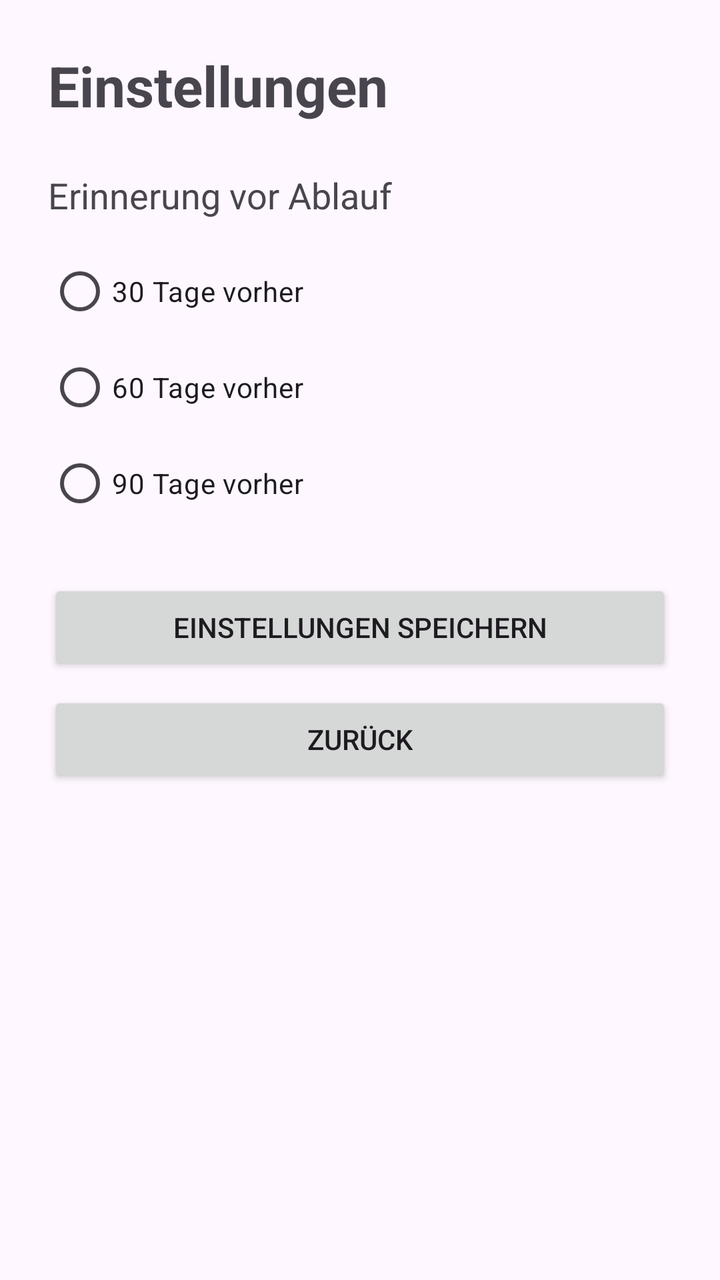
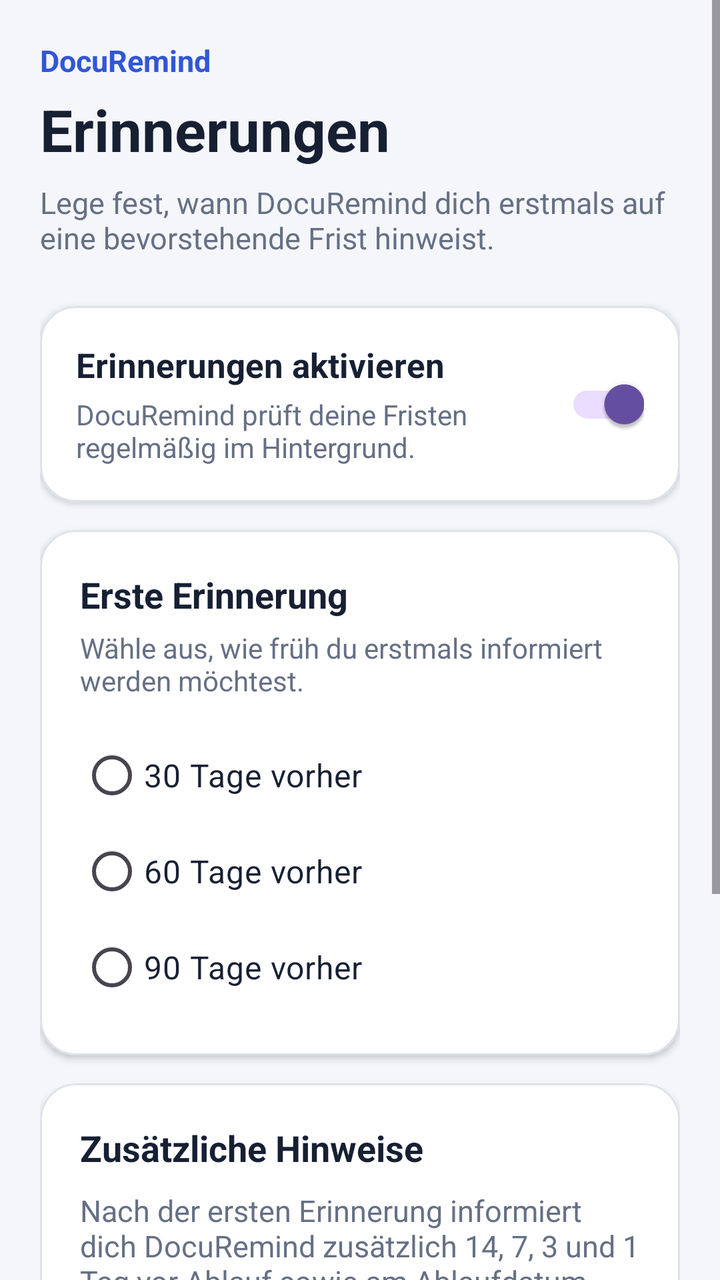

Two renders of the same Android screen: before a commit and after it. Below are the layout's source before the change and the commit's diff.
<!-- AndroidManifest.xml: application theme Theme.DocuRemind -->
<!-- res/layout/activity_settings.xml -->
<?xml version="1.0" encoding="utf-8"?>
<LinearLayout xmlns:android="http://schemas.android.com/apk/res/android"
    android:layout_width="match_parent"
    android:layout_height="match_parent"
    android:orientation="vertical"
    android:padding="24dp">

    <TextView
        android:layout_width="wrap_content"
        android:layout_height="wrap_content"
        android:text="Einstellungen"
        android:textSize="28sp"
        android:textStyle="bold"
        android:layout_marginBottom="24dp" />

    <TextView
        android:layout_width="wrap_content"
        android:layout_height="wrap_content"
        android:text="Erinnerung vor Ablauf"
        android:textSize="18sp"
        android:layout_marginBottom="12dp" />

    <RadioGroup
        android:id="@+id/radioReminderGroup"
        android:layout_width="match_parent"
        android:layout_height="wrap_content">

        <RadioButton
            android:id="@+id/radio30"
            android:layout_width="wrap_content"
            android:layout_height="wrap_content"
            android:text="30 Tage vorher" />

        <RadioButton
            android:id="@+id/radio60"
            android:layout_width="wrap_content"
            android:layout_height="wrap_content"
            android:text="60 Tage vorher" />

        <RadioButton
            android:id="@+id/radio90"
            android:layout_width="wrap_content"
            android:layout_height="wrap_content"
            android:text="90 Tage vorher" />

    </RadioGroup>

    <Button
        android:id="@+id/buttonSaveSettings"
        android:layout_width="match_parent"
        android:layout_height="wrap_content"
        android:text="Einstellungen speichern"
        android:layout_marginTop="24dp" />

    <Button
        android:id="@+id/buttonBackSettings"
        android:layout_width="match_parent"
        android:layout_height="wrap_content"
        android:text="Zurück"
        android:layout_marginTop="8dp" />

</LinearLayout>
<!-- resources referenced by this layout -->
<resources>
  <style name="Theme.DocuRemind" parent="Base.Theme.DocuRemind" />
  <style name="Base.Theme.DocuRemind" parent="Theme.Material3.DayNight.NoActionBar">
          
          
      </style>
</resources>

<!-- the commit's change to res/layout/activity_settings.xml (unified diff, before → after) -->
@@ -1,62 +1,246 @@
 <?xml version="1.0" encoding="utf-8"?>
-<LinearLayout xmlns:android="http://schemas.android.com/apk/res/android"
+<ScrollView
+    xmlns:android="http://schemas.android.com/apk/res/android"
+    xmlns:app="http://schemas.android.com/apk/res-auto"
     android:layout_width="match_parent"
     android:layout_height="match_parent"
-    android:orientation="vertical"
-    android:padding="24dp">
-
-    <TextView
-        android:layout_width="wrap_content"
-        android:layout_height="wrap_content"
-        android:text="Einstellungen"
-        android:textSize="28sp"
-        android:textStyle="bold"
-        android:layout_marginBottom="24dp" />
-
-    <TextView
-        android:layout_width="wrap_content"
-        android:layout_height="wrap_content"
-        android:text="Erinnerung vor Ablauf"
-        android:textSize="18sp"
-        android:layout_marginBottom="12dp" />
-
-    <RadioGroup
-        android:id="@+id/radioReminderGroup"
-        android:layout_width="match_parent"
-        android:layout_height="wrap_content">
-
-        <RadioButton
-            android:id="@+id/radio30"
-            android:layout_width="wrap_content"
-            android:layout_height="wrap_content"
-            android:text="30 Tage vorher" />
-
-        <RadioButton
-            android:id="@+id/radio60"
-            android:layout_width="wrap_content"
-            android:layout_height="wrap_content"
-            android:text="60 Tage vorher" />
-
-        <RadioButton
-            android:id="@+id/radio90"
-            android:layout_width="wrap_content"
-            android:layout_height="wrap_content"
-            android:text="90 Tage vorher" />
-
-    </RadioGroup>
-
-    <Button
-        android:id="@+id/buttonSaveSettings"
+    android:background="@color/docu_background"
+    android:fillViewport="true">
+
+    
+    <LinearLayout
         android:layout_width="match_parent"
         android:layout_height="wrap_content"
-        android:text="Einstellungen speichern"
-        android:layout_marginTop="24dp" />
-
-    <Button
-        android:id="@+id/buttonBackSettings"
-        android:layout_width="match_parent"
-        android:layout_height="wrap_content"
-        android:text="Zurück"
-        android:layout_marginTop="8dp" />
-
-</LinearLayout>
+        android:orientation="vertical"
+        android:padding="20dp">
+
+        
+        <TextView
+            android:layout_width="wrap_content"
+            android:layout_height="wrap_content"
+            android:text="DocuRemind"
+            android:textColor="@color/docu_primary"
+            android:textSize="15sp"
+            android:textStyle="bold" />
+
+        <TextView
+            android:layout_width="wrap_content"
+            android:layout_height="wrap_content"
+            android:layout_marginTop="5dp"
+            android:text="Erinnerungen"
+            android:textColor="@color/docu_text_primary"
+            android:textSize="29sp"
+            android:textStyle="bold" />
+
+        <TextView
+            android:layout_width="wrap_content"
+            android:layout_height="wrap_content"
+            android:layout_marginTop="7dp"
+            android:text="Lege fest, wann DocuRemind dich erstmals auf eine bevorstehende Frist hinweist."
+            android:textColor="@color/docu_text_secondary"
+            android:textSize="15sp" />
+
+        
+        <com.google.android.material.card.MaterialCardView
+            android:layout_width="match_parent"
+            android:layout_height="wrap_content"
+            android:layout_marginTop="24dp"
+            app:cardBackgroundColor="@color/docu_surface"
+            app:cardCornerRadius="18dp"
+            app:cardElevation="2dp"
+            app:strokeColor="@color/docu_border"
+            app:strokeWidth="1dp">
+
+            <LinearLayout
+                android:layout_width="match_parent"
+                android:layout_height="wrap_content"
+                android:gravity="center_vertical"
+                android:orientation="horizontal"
+                android:padding="18dp">
+
+                
+                <LinearLayout
+                    android:layout_width="0dp"
+                    android:layout_height="wrap_content"
+                    android:layout_weight="1"
+                    android:orientation="vertical">
+
+                    <TextView
+                        android:layout_width="wrap_content"
+                        android:layout_height="wrap_content"
+                        android:text="Erinnerungen aktivieren"
+                        android:textColor="@color/docu_text_primary"
+                        android:textSize="17sp"
+                        android:textStyle="bold" />
+
+                    <TextView
+                        android:layout_width="wrap_content"
+                        android:layout_height="wrap_content"
+                        android:layout_marginTop="4dp"
+                        android:text="DocuRemind prüft deine Fristen regelmäßig im Hintergrund."
+                        android:textColor="@color/docu_text_secondary"
+                        android:textSize="14sp" />
+
+                </LinearLayout>
+
+                <com.google.android.material.switchmaterial.SwitchMaterial
+                    android:id="@+id/switchNotifications"
+                    android:layout_width="wrap_content"
+                    android:layout_height="wrap_content"
+                    android:checked="true" />
+
+            </LinearLayout>
+
+        </com.google.android.material.card.MaterialCardView>
+
+        
+        <com.google.android.material.card.MaterialCardView
+            android:layout_width="match_parent"
+            android:layout_height="wrap_content"
+            android:layout_marginTop="14dp"
+            app:cardBackgroundColor="@color/docu_surface"
+            app:cardCornerRadius="18dp"
+            app:cardElevation="2dp"
+            app:strokeColor="@color/docu_border"
+            app:strokeWidth="1dp">
+
+            <LinearLayout
+                android:layout_width="match_parent"
+                android:layout_height="wrap_content"
+                android:orientation="vertical"
+                android:padding="20dp">
+
+                <TextView
+                    android:layout_width="wrap_content"
+                    android:layout_height="wrap_content"
+                    android:text="Erste Erinnerung"
+                    android:textColor="@color/docu_text_primary"
+                    android:textSize="18sp"
+                    android:textStyle="bold" />
+
+                <TextView
+                    android:layout_width="wrap_content"
+                    android:layout_height="wrap_content"
+                    android:layout_marginTop="5dp"
+                    android:text="Wähle aus, wie früh du erstmals informiert werden möchtest."
+                    android:textColor="@color/docu_text_secondary"
+                    android:textSize="14sp" />
+
+                
+                <RadioGroup
+                    android:id="@+id/radioReminderGroup"
+                    android:layout_width="match_parent"
+                    android:layout_height="wrap_content"
+                    android:layout_marginTop="14dp">
+
+                    <RadioButton
+                        android:id="@+id/radio30"
+                        android:layout_width="match_parent"
+                        android:layout_height="wrap_content"
+                        android:paddingTop="8dp"
+                        android:paddingBottom="8dp"
+                        android:text="30 Tage vorher"
+                        android:textColor="@color/docu_text_primary"
+                        android:textSize="16sp" />
+
+                    <RadioButton
+                        android:id="@+id/radio60"
+                        android:layout_width="match_parent"
+                        android:layout_height="wrap_content"
+                        android:paddingTop="8dp"
+                        android:paddingBottom="8dp"
+                        android:text="60 Tage vorher"
+                        android:textColor="@color/docu_text_primary"
+                        android:textSize="16sp" />
+
+                    <RadioButton
+                        android:id="@+id/radio90"
+                        android:layout_width="match_parent"
+                        android:layout_height="wrap_content"
+                        android:paddingTop="8dp"
+                        android:paddingBottom="8dp"
+                        android:text="90 Tage vorher"
+                        android:textColor="@color/docu_text_primary"
+                        android:textSize="16sp" />
+
+                </RadioGroup>
+
+            </LinearLayout>
+
+        </com.google.android.material.card.MaterialCardView>
+
+        
+        <com.google.android.material.card.MaterialCardView
+            android:layout_width="match_parent"
+            android:layout_height="wrap_content"
+            android:layout_marginTop="14dp"
+            app:cardBackgroundColor="@color/docu_surface"
+            app:cardCornerRadius="18dp"
+            app:cardElevation="2dp"
+            app:strokeColor="@color/docu_border"
+            app:strokeWidth="1dp">
+
+            <LinearLayout
+                android:layout_width="match_parent"
+                android:layout_height="wrap_content"
+                android:orientation="vertical"
+                android:padding="20dp">
+
+                <TextView
+                    android:layout_width="wrap_content"
+                    android:layout_height="wrap_content"
+                    android:text="Zusätzliche Hinweise"
+                    android:textColor="@color/docu_text_primary"
+                    android:textSize="18sp"
+                    android:textStyle="bold" />
+
+                <TextView
+                    android:layout_width="match_parent"
+                    android:layout_height="wrap_content"
+                    android:layout_marginTop="9dp"
+                    android:text="Nach der ersten Erinnerung informiert dich DocuRemind zusätzlich 14, 7, 3 und 1 Tag vor Ablauf sowie am Ablaufdatum."
+                    android:textColor="@color/docu_text_secondary"
+                    android:textSize="15sp" />
+
+                <TextView
+                    android:layout_width="match_parent"
+                    android:layout_height="wrap_content"
+                    android:layout_marginTop="10dp"
+                    android:text="Bereits abgelaufene Dokumente werden anschließend einmal pro Woche erneut gemeldet."
+                    android:textColor="@color/docu_text_secondary"
+                    android:textSize="15sp" />
+
+            </LinearLayout>
+
+        </com.google.android.material.card.MaterialCardView>
+
+        
+        <com.google.android.material.button.MaterialButton
+            android:id="@+id/buttonSaveSettings"
+            android:layout_width="match_parent"
+            android:layout_height="56dp"
+            android:layout_marginTop="22dp"
+            android:backgroundTint="@color/docu_primary"
+            android:text="Einstellungen speichern"
+            android:textAllCaps="false"
+            android:textSize="16sp"
+            app:cornerRadius="14dp" />
+
+        
+        <com.google.android.material.button.MaterialButton
+            android:id="@+id/buttonBackSettings"
+            android:layout_width="match_parent"
+            android:layout_height="52dp"
+            android:layout_marginTop="10dp"
+            android:layout_marginBottom="20dp"
+            android:backgroundTint="@color/docu_surface"
+            android:text="Zurück zum Dashboard"
+            android:textAllCaps="false"
+            android:textColor="@color/docu_text_secondary"
+            app:cornerRadius="14dp"
+            app:strokeColor="@color/docu_border"
+            app:strokeWidth="1dp" />
+
+    </LinearLayout>
+
+</ScrollView>
<!-- resource entries referenced after the edit -->
@@ -1,5 +1,11 @@
 <!-- resources referenced by this layout -->
 <resources>
+  <color name="docu_background">#F4F6FA</color>
+  <color name="docu_border">#DDE2EA</color>
+  <color name="docu_primary">#3157D5</color>
+  <color name="docu_surface">#FFFFFF</color>
+  <color name="docu_text_primary">#172033</color>
+  <color name="docu_text_secondary">#667085</color>
   <style name="Theme.DocuRemind" parent="Base.Theme.DocuRemind" />
   <style name="Base.Theme.DocuRemind" parent="Theme.Material3.DayNight.NoActionBar">
           
